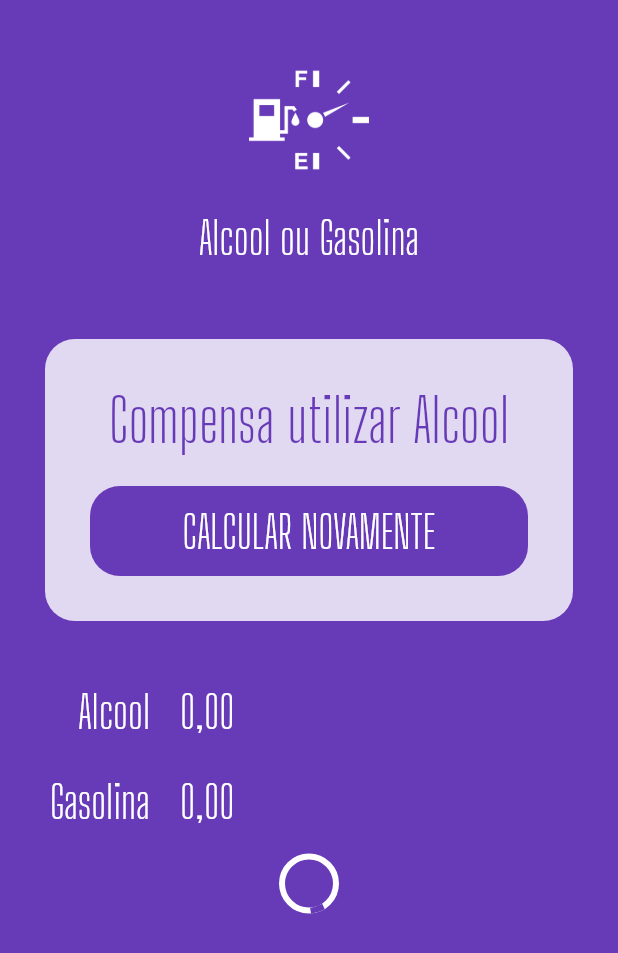
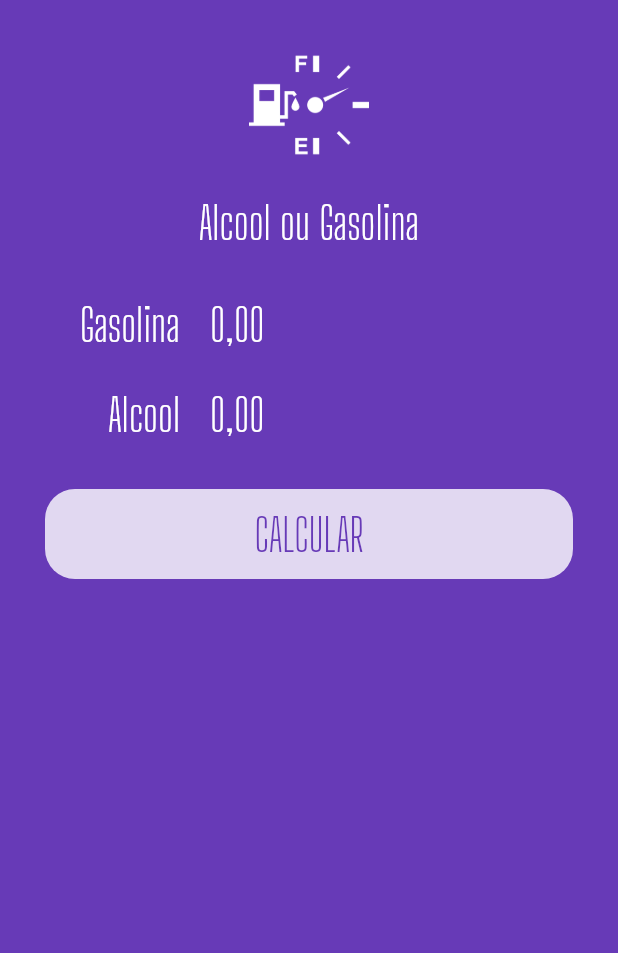
Before and after one commit to dmmaack/AulasFlutter, a Flutter app: the screen it shows after launch, on a phone screen of 412 x 824 dp. Shown: the top 953 px of the screen. Run offline on Flutter 3.47's test engine with Material 2 defaults, Android fonts, the phone set to English and light mode, and no system bars; our stand-ins replace flutter_masked_text, shared_preferences.

```diff
--- a/AlcoolOuGasolina/alcoolougasolina/lib/main.dart
+++ b/AlcoolOuGasolina/alcoolougasolina/lib/main.dart
@@ -1,10 +1,5 @@
-import 'package:alcoolougasolina/widgets/loading.button.widget.dart';
-import 'package:alcoolougasolina/widgets/logo.widget.dart';
-import 'package:alcoolougasolina/widgets/success.widget.dart';
+import 'package:alcoolougasolina/pages/home.page.dart';
 import 'package:flutter/material.dart';
-import 'package:flutter_masked_text/flutter_masked_text.dart';
-
-import 'widgets/input.widget.dart';
 
 void main() => runApp(MyApp());
 
@@ -20,31 +15,3 @@ class MyApp extends StatelessWidget {
     );
   }
 }
-
-class HomePage extends StatelessWidget {
-  var gasCtrl = new MoneyMaskedTextController();
-  var alcoolCtrl = new MoneyMaskedTextController();
-
-  @override
-  Widget build(BuildContext context) {
-    return Scaffold(
-      backgroundColor: Theme.of(context).primaryColor,
-      body: ListView(
-        children: <Widget>[
-          Logo(),
-          Success(result: "", reset: () {}),
-          Input(ctrl: alcoolCtrl, label: "Alcool"),
-          Input(ctrl: gasCtrl, label: "Gasolina"),
-          LoadingButton(
-            busy: true,
-            func: () {},
-            invert: false,
-            text: "CALCULAR",
-          ),
-
-          // Componente do Logo (logo.widget.dart)
-        ],
-      ),
-    );
-  }
-}
--- /dev/null
+++ b/AlcoolOuGasolina/alcoolougasolina/lib/pages/home.page.dart
@@ -0,0 +1,82 @@
+import 'package:alcoolougasolina/widgets/logo.widget.dart';
+import 'package:alcoolougasolina/widgets/submit-form.dart';
+import 'package:alcoolougasolina/widgets/success.widget.dart';
+import 'package:flutter/material.dart';
+import 'package:flutter_masked_text/flutter_masked_text.dart';
+
+class HomePage extends StatefulWidget {
+  @override
+  _HomePageState createState() => _HomePageState();
+}
+
+class _HomePageState extends State<HomePage> {
+  Color _color = Colors.deepPurple;
+  var _gasCtrl = new MoneyMaskedTextController();
+  var _alcoolCtrl = new MoneyMaskedTextController();
+  var _busy = false;
+  var _completed = false;
+  var _resultText = "Compensa utilizar alcool";
+
+  @override
+  Widget build(BuildContext context) {
+    return Scaffold(
+        backgroundColor: Theme.of(context).primaryColor,
+        body: AnimatedContainer(
+          duration: Duration(milliseconds: 1200),
+          color: _color,
+          child: ListView(
+            children: <Widget>[
+              Logo(),
+              _completed
+                  ? Success(result: _resultText, reset: reset)
+                  : SubmitForm(
+                      alcoolCtrl: _alcoolCtrl,
+                      gasCtrl: _gasCtrl,
+                      submitFunc: calculate,
+                      busy: _busy,
+                    )
+
+              // Componente do Logo (logo.widget.dart)
+            ],
+          ),
+        ));
+  }
+
+  Future calculate() {
+    double alc =
+        double.parse(_alcoolCtrl.text.replaceAll(new RegExp(r'[,.]'), '')) /
+            100;
+
+    double gas =
+        double.parse(_gasCtrl.text.replaceAll(new RegExp(r'[,.]'), '')) / 100;
+
+    double res = alc / gas;
+    setState(() {
+      _color = Colors.deepPurpleAccent;
+      _completed = false;
+      _busy = true;
+    });
+
+    return new Future.delayed(const Duration(seconds: 1), () {
+      setState(() {
+        if (res >= 0.7)
+          _resultText = "Compensa utilizar Gasolina!";
+        else
+          _resultText = "Compensa utilizar Alcool!";
+
+        _completed = true;
+        _busy = false;
+      });
+    });
+  }
+
+  reset() {
+    setState(() {
+      _color = Colors.deepPurple;
+      _gasCtrl = new MoneyMaskedTextController();
+      _alcoolCtrl = new MoneyMaskedTextController();
+      _completed = false;
+      _busy = false;
+    });
+  }
+}
--- a/AlcoolOuGasolina/alcoolougasolina/lib/widgets/logo.widget.dart
+++ b/AlcoolOuGasolina/alcoolougasolina/lib/widgets/logo.widget.dart
@@ -7,7 +7,7 @@ class Logo extends StatelessWidget {
     return Column(
       children: <Widget>[
         SizedBox(
-          height: 40,
+          height: 30,
         ),
         Image.asset(
           "assets/images/aog-white.png",
--- /dev/null
+++ b/AlcoolOuGasolina/alcoolougasolina/lib/widgets/submit-form.dart
@@ -0,0 +1,47 @@
+import 'package:alcoolougasolina/widgets/input.widget.dart';
+import 'package:flutter/material.dart';
+import 'package:flutter_masked_text/flutter_masked_text.dart';
+
+import 'loading.button.widget.dart';
+
+class SubmitForm extends StatelessWidget {
+  var gasCtrl = new MoneyMaskedTextController();
+  var alcoolCtrl = new MoneyMaskedTextController();
+  var busy = false;
+  Function submitFunc;
+
+  SubmitForm({
+    @required this.gasCtrl,
+    @required this.alcoolCtrl,
+    @required this.busy,
+    @required this.submitFunc,
+  });
+
+  @override
+  Widget build(BuildContext context) {
+    return Column(
+      children: <Widget>[
+        Padding(
+          padding: EdgeInsets.only(left: 20, right: 20),
+          child: Input(
+            label: "Gasolina",
+            ctrl: gasCtrl,
+          ),
+        ),
+        Padding(
+          padding: EdgeInsets.only(left: 20, right: 20),
+          child: Input(
+            label: "Alcool",
+            ctrl: alcoolCtrl,
+          ),
+        ),
+        LoadingButton(
+          busy: busy,
+          func: submitFunc,
+          invert: false,
+          text: "CALCULAR",
+        ),
+      ],
+    );
+  }
+}
--- a/AlcoolOuGasolina/alcoolougasolina/lib/widgets/success.widget.dart
+++ b/AlcoolOuGasolina/alcoolougasolina/lib/widgets/success.widget.dart
@@ -26,7 +26,7 @@ class Success extends StatelessWidget {
             height: 30,
           ),
           Text(
-            "Compensa utilizar Alcool",
+            result,
             style: TextStyle(
               color: Theme.of(context).primaryColor,
               fontSize: 40,
@@ -36,7 +36,7 @@ class Success extends StatelessWidget {
           ),
           LoadingButton(
             busy: false,
-            func: () {},
+            func: reset,
             invert: true,
             text: "CALCULAR NOVAMENTE",
           ),
```
Also changed, not shown: IMC/imc_app/lib/main.dart (added, +129 -0 lines), IMC/imc_app/pubspec.yaml (added, +72 -0 lines), IMC/imc_app/pubspec.lock (added), 52 other files.
